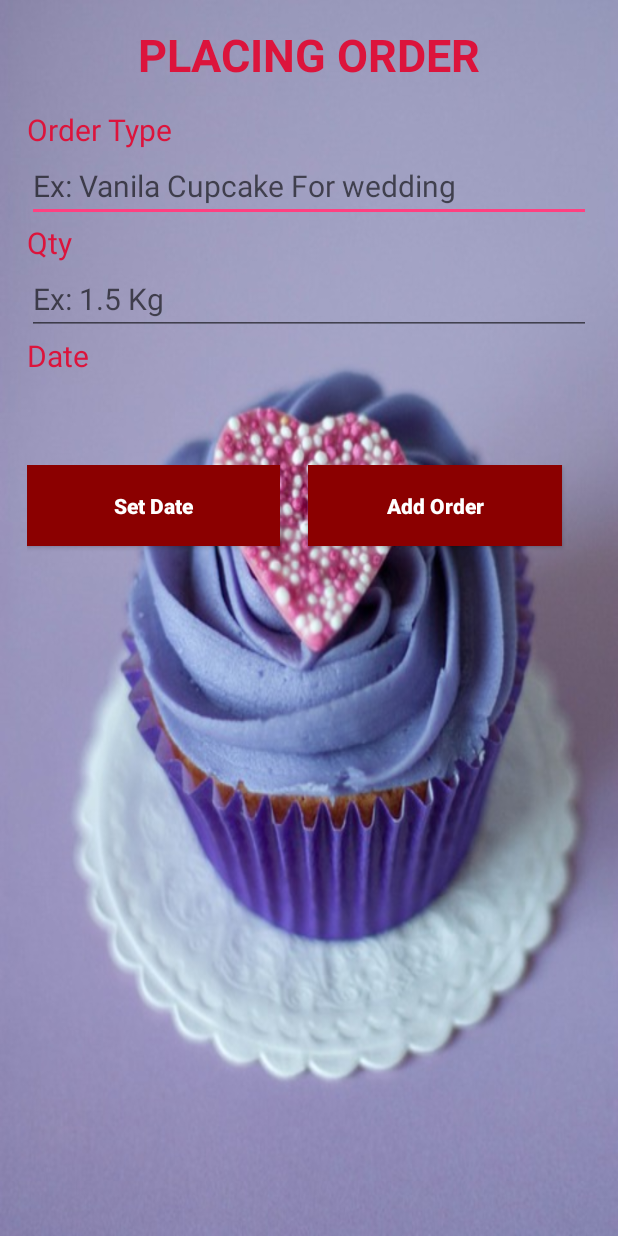
After one commit to RavinduSamaranayake/LOLA_cupcakes, an Android app: the placingOrder screen opened directly, with no data from a screen before it, on a phone screen of 412 x 824 dp. The commit adds this screen. Run offline under Robolectric (Android 15) with nearby library versions, the phone set to English and light mode, and no system bars; 4 statements that could not run were skipped.

Commit message:
Complete Order Pg design and date picker

```diff
--- a/app/src/main/AndroidManifest.xml
+++ b/app/src/main/AndroidManifest.xml
@@ -22,7 +22,8 @@
         <activity android:name=".userRegister" />
         <activity android:name=".AdminHome" />
         <activity android:name=".memberHome" />
-        <activity android:name=".addCupCakes"></activity>
+        <activity android:name=".addCupCakes" />
+        <activity android:name=".placingOrder"></activity>
     </application>
 
 </manifest>
--- a/app/src/main/java/com/example/user/lolascupcakes/AdminHome.java
+++ b/app/src/main/java/com/example/user/lolascupcakes/AdminHome.java
@@ -8,7 +8,7 @@ import android.view.View;
 import android.widget.Button;
 
 public class AdminHome extends AppCompatActivity {
-    CardView cardView;
+    CardView addCake;
    // Button addpg;
    // Button modifypg;
   //  Button orderpg;
@@ -18,11 +18,11 @@ public class AdminHome extends AppCompatActivity {
         super.onCreate(savedInstanceState);
         setContentView(R.layout.activity_admin_home);
        // addpg = (Button)findViewById(R.id.Addcake);
-       // modifypg=(Button)findViewById(R.id.modifycake);
-        CardView cardView = (CardView) findViewById(R.id.Addcake);
+       // modifypg=(Button)findViewById(R.id.modifycake
+        addCake = (CardView) findViewById(R.id.Addcake);
 
 
-        cardView.setOnClickListener(new View.OnClickListener() {
+        addCake.setOnClickListener(new View.OnClickListener() {
             @Override
             public void onClick(View v) {
                 openAddcakepg();
--- a/app/src/main/java/com/example/user/lolascupcakes/Controlers/DatabaseHelper.java
+++ b/app/src/main/java/com/example/user/lolascupcakes/Controlers/DatabaseHelper.java
@@ -56,6 +56,7 @@ public class DatabaseHelper extends SQLiteOpenHelper {
 
     // ORDER Table - column names
     public static final String KEY_TYPE = "type";
+    public static final String KEY_QTY = "qty";
     public static final String KEY_DATE = "date";
 
     // Table Create Statements
@@ -73,7 +74,7 @@ public class DatabaseHelper extends SQLiteOpenHelper {
     // orders table create statement
     public static final String CREATE_TABLE_ORDER = "CREATE TABLE "
             + TABLE_ORDER + "(" + KEY_ID + " INTEGER PRIMARY KEY AUTOINCREMENT," + KEY_TYPE
-            + " TEXT," + KEY_DATE + " DATE" + ")";
+            + " TEXT,"+ KEY_QTY + " TEXT," + KEY_DATE + " TEXT" + ")";
 
     public DatabaseHelper(Context context) {
         super(context, DATABASE_NAME, null, DATABASE_VERSION);
@@ -159,6 +160,7 @@ public class DatabaseHelper extends SQLiteOpenHelper {
 
         ContentValues values = new ContentValues();
         values.put(KEY_TYPE, order.getType());
+        values.put(KEY_QTY, order.getQty());
         values.put(KEY_DATE, order.getDate());
 
         // insert row
--- a/app/src/main/java/com/example/user/lolascupcakes/Models/Order.java
+++ b/app/src/main/java/com/example/user/lolascupcakes/Models/Order.java
@@ -4,11 +4,23 @@ public class Order {
     int id;
     String type;
     String date;
+    String qty;
     public Order(){
     }
-    public Order(String type,String date){
+
+    public String getQty() {
+        return qty;
+    }
+
+    public void setQty(String qty) {
+        this.qty = qty;
+    }
+
+    public Order(String type, String date, String qty){
         this.type = type;
         this.date = date;
+        this.qty = qty;
+
     }
 
     public int getId() {
--- a/app/src/main/java/com/example/user/lolascupcakes/memberHome.java
+++ b/app/src/main/java/com/example/user/lolascupcakes/memberHome.java
@@ -1,13 +1,28 @@
 package com.example.user.lolascupcakes;
 
+import android.content.Intent;
 import android.support.v7.app.AppCompatActivity;
 import android.os.Bundle;
+import android.support.v7.widget.CardView;
+import android.view.View;
 
 public class memberHome extends AppCompatActivity {
-
+    CardView addOrder;
     @Override
     protected void onCreate(Bundle savedInstanceState) {
         super.onCreate(savedInstanceState);
         setContentView(R.layout.activity_member_home);
+        addOrder = (CardView) findViewById(R.id.placingOrder);
+        addOrder.setOnClickListener(new View.OnClickListener() {
+            @Override
+            public void onClick(View v) {
+                openAddOrderpg();
+            }
+        });
+    }
+
+    private void openAddOrderpg() {
+        Intent intent = new Intent(this,placingOrder.class);
+        startActivity(intent);
     }
 }
--- /dev/null
+++ b/app/src/main/java/com/example/user/lolascupcakes/placingOrder.java
@@ -0,0 +1,51 @@
+package com.example.user.lolascupcakes;
+
+import android.app.DatePickerDialog;
+import android.support.v7.app.AppCompatActivity;
+import android.os.Bundle;
+import android.view.View;
+import android.widget.Button;
+import android.widget.DatePicker;
+import android.widget.EditText;
+import android.widget.TextView;
+
+import com.example.user.lolascupcakes.Controlers.DatePickerFragment;
+
+import java.text.DateFormat;
+import java.util.Calendar;
+
+public class placingOrder extends AppCompatActivity implements DatePickerDialog.OnDateSetListener {
+    EditText type;
+    EditText qty;
+    TextView dateview;
+    Button add_order;
+    Button set_date;
+    @Override
+    protected void onCreate(Bundle savedInstanceState) {
+        super.onCreate(savedInstanceState);
+        setContentView(R.layout.activity_placing_order);
+        type = (EditText) findViewById(R.id.type);
+        qty = (EditText) findViewById(R.id.qty);
+        dateview =(TextView) findViewById(R.id.tvdate);
+        add_order =(Button) findViewById(R.id.btnaddOrder);
+        set_date =(Button) findViewById(R.id.btnsetDate);
+        set_date.setOnClickListener(new View.OnClickListener() {
+            @Override
+            public void onClick(View v) {
+                DatePickerFragment datePicker = new DatePickerFragment();
+                datePicker.show(getSupportFragmentManager(),"date picker");
+            }
+        });
+
+    }
+
+    @Override
+    public void onDateSet(DatePicker view, int year, int month, int dayOfMonth) {
+        Calendar c = Calendar.getInstance();
+        c.set(Calendar.YEAR,year);
+        c.set(Calendar.MONTH,month);
+        c.set(Calendar.DAY_OF_MONTH,dayOfMonth);
+        String curDate = DateFormat.getDateInstance(DateFormat.FULL).format(c.getTime());
+        dateview.setText(curDate);
+    }
+}
--- a/app/src/main/res/layout/activity_member_home.xml
+++ b/app/src/main/res/layout/activity_member_home.xml
@@ -19,7 +19,7 @@
         android:orientation="horizontal">
 
         <android.support.v7.widget.CardView
-            android:id="@+id/bankcardId"
+            android:id="@+id/placingOrder"
             android:layout_width="160dp"
             android:layout_height="190dp"
             android:layout_margin="10dp"
--- /dev/null
+++ b/app/src/main/res/layout/activity_placing_order.xml
@@ -0,0 +1,160 @@
+<?xml version="1.0" encoding="utf-8"?>
+<LinearLayout xmlns:android="http://schemas.android.com/apk/res/android"
+    xmlns:tools="http://schemas.android.com/tools"
+    android:layout_width="match_parent"
+    android:layout_height="match_parent"
+    android:background="@drawable/ic_ordercover"
+    android:orientation="vertical"
+    android:paddingLeft="18dp"
+    android:paddingTop="@dimen/activity_vertical_margin"
+    android:paddingRight="18dp"
+    android:paddingBottom="@dimen/activity_vertical_margin"
+    android:visibility="visible">
+
+    <TextView
+        android:layout_width="wrap_content"
+        android:layout_height="wrap_content"
+        android:layout_gravity="center_horizontal"
+        android:padding="16dp"
+        android:text="Placing Order"
+        android:textAllCaps="true"
+        android:textColor="@color/Crimson"
+        android:textSize="30sp"
+        android:textStyle="bold" />
+
+
+    <TextView
+        android:layout_width="match_parent"
+        android:layout_height="wrap_content"
+        android:text="Order Type"
+        android:textColor="@color/Crimson"
+        android:textSize="20sp" />
+
+    <EditText
+        android:id="@+id/type"
+        android:layout_width="match_parent"
+        android:layout_height="wrap_content"
+        android:autofillHints=""
+        android:ems="10"
+        android:hint="Ex: Vanila Cupcake For wedding"
+        android:inputType="textMultiLine"
+        android:textSize="20sp" />
+
+    <TextView
+        android:layout_width="match_parent"
+        android:layout_height="wrap_content"
+        android:text="Qty"
+        android:textColor="@color/Crimson"
+        android:textSize="20sp" />
+
+    <EditText
+        android:id="@+id/qty"
+        android:layout_width="match_parent"
+        android:layout_height="wrap_content"
+        android:autofillHints=""
+        android:ems="10"
+        android:hint="Ex: 1.5 Kg"
+        android:inputType="text|numberDecimal"
+        android:textSize="20sp" />
+
+    <TextView
+        android:layout_width="match_parent"
+        android:layout_height="wrap_content"
+        android:text="@string/date"
+        android:textColor="@color/Crimson"
+        android:textSize="20sp" />
+    <TextView
+        android:id="@+id/date"
+        android:layout_width="match_parent"
+        android:layout_height="wrap_content"
+        android:text=""
+        android:textColor="@color/Crimson"
+        android:textSize="20sp" />
+
+
+    <LinearLayout
+        android:layout_width="match_parent"
+        android:layout_height="fill_parent"
+        android:layout_gravity="center_horizontal"
+        android:layout_marginTop="32dp"
+        android:orientation="horizontal"
+        android:weightSum="10">
+
+        <Button
+            android:id="@+id/setDate"
+            android:layout_width="0dp"
+            android:layout_height="54dp"
+            android:layout_weight="4.5"
+            android:background="@color/DarkRed"
+            android:padding="16dp"
+            android:text="Set Date"
+            android:textAllCaps="false"
+            android:textColor="#fff"
+            android:textStyle="bold" />
+
+        <View
+            android:layout_width="0dp"
+            android:layout_height="wrap_content"
+
+            android:layout_weight=".5" />
+        <Button
+            android:id="@+id/addOrder"
+            android:layout_width="0dp"
+            android:layout_height="54dp"
+            android:layout_weight="4.5"
+            android:background="@color/DarkRed"
+            android:padding="16dp"
+            android:text="Add Order"
+            android:textAllCaps="false"
+            android:textColor="#fff"
+            android:textStyle="bold" />
+
+
+
+    </LinearLayout>
+
+    <EditText
+        android:id="@+id/editText2"
+        android:layout_width="match_parent"
+        android:layout_height="wrap_content"
+        android:ems="10"
+        android:inputType="textPassword" />
+
+    <EditText
+        android:id="@+id/editText3"
+        android:layout_width="match_parent"
+        android:layout_height="wrap_content"
+        android:ems="10"
+        android:inputType="textPassword"
+        android:autofillHints="" />
+
+    <TextView
+        android:id="@+id/textView6"
+        android:layout_width="match_parent"
+        android:layout_height="wrap_content"
+        android:text="@string/textview" />
+
+    <TextView
+        android:id="@+id/textView7"
+        android:layout_width="match_parent"
+        android:layout_height="wrap_content"
+        android:text="@string/textview" />
+
+    <TextView
+        android:id="@+id/textView8"
+        android:layout_width="match_parent"
+        android:layout_height="wrap_content"
+        android:text="@string/textview" />
+
+    <TextView
+        android:id="@+id/textView9"
+        android:layout_width="match_parent"
+        android:layout_height="wrap_content"
+        android:text="@string/textview" />
+
+
+
+
+
+
+</LinearLayout>
--- a/app/src/main/res/values/strings.xml
+++ b/app/src/main/res/values/strings.xml
@@ -199,6 +199,9 @@
     <string name="_20">20%</string>
     <string name="wedding">Wedding</string>
     <string name="lkr_for_500g">LKR for 500g</string>
+    <string name="ex_1_5_kg">Ex: 1.5 Kg</string>
+    <string name="placing_order">Placing Order</string>
+    <string name="date">Date</string>
 
 
 </resources>
```
Also changed, not shown: app/src/main/res/drawable/ic_ordercover.jpg (added).
